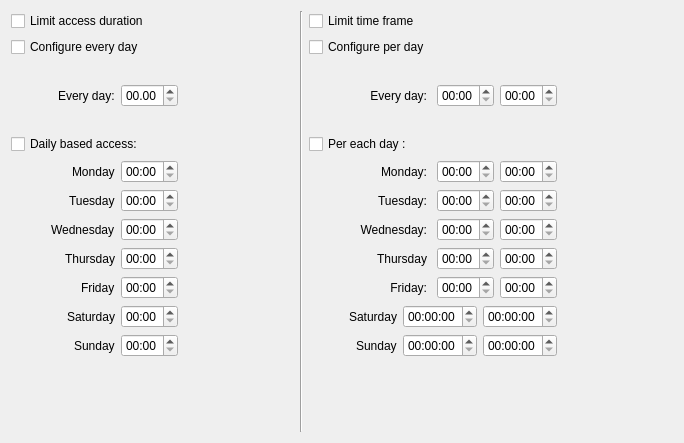
Above: clepsydra/app/ui/limits.ui from timekpr/clepsydra before the change. Below: the same form after it.
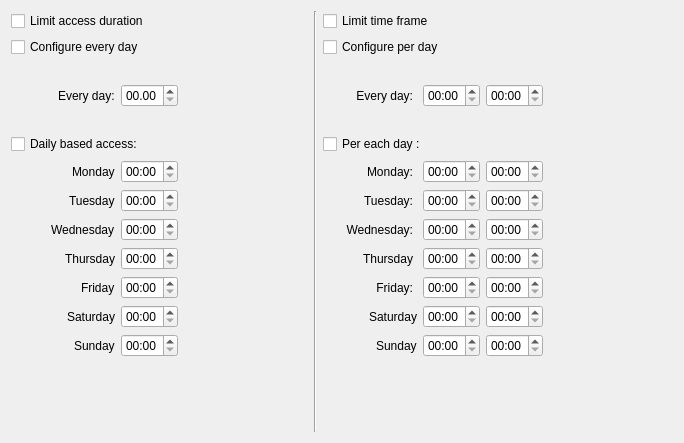
That is the form after the change.

Commit message: Rename and comment controls, Looking good

```diff
--- a/clepsydra/app/ui/limits.ui
+++ b/clepsydra/app/ui/limits.ui
@@ -868,10 +868,18 @@
         </widget>
        </item>
        <item>
-        <widget class="QTimeEdit" name="timeEdit_2"/>
+        <widget class="QTimeEdit" name="sbFrom_sat">
+         <property name="displayFormat">
+          <string>hh:mm</string>
+         </property>
+        </widget>
        </item>
        <item>
-        <widget class="QTimeEdit" name="timeEdit"/>
+        <widget class="QTimeEdit" name="sbTo_sat">
+         <property name="displayFormat">
+          <string>hh:mm</string>
+         </property>
+        </widget>
        </item>
       </layout>
      </item>
@@ -898,10 +906,18 @@
         </widget>
        </item>
        <item>
-        <widget class="QTimeEdit" name="timeEdit_4"/>
+        <widget class="QTimeEdit" name="sbFrom_sun">
+         <property name="displayFormat">
+          <string>hh:mm</string>
+         </property>
+        </widget>
        </item>
        <item>
-        <widget class="QTimeEdit" name="timeEdit_3"/>
+        <widget class="QTimeEdit" name="sbTo_sun">
+         <property name="displayFormat">
+          <string>hh:mm</string>
+         </property>
+        </widget>
        </item>
       </layout>
      </item>
```
Left out of the diff: 36 changed lines with no effect on the pictures. The commit also changes 1 other file.
